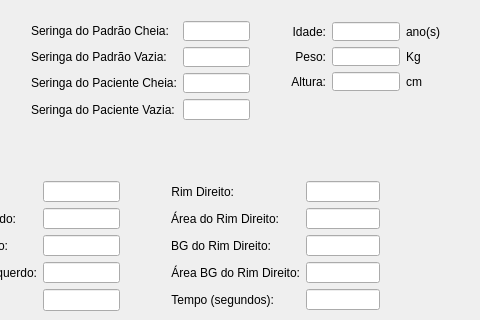
First picture: the form in dmsa/mainwindow.ui, repository sandrorb/dmsa, before the edit; both pictures show x 210 to 690 and y 0 to 320 of the 690 by 545 pixel window.
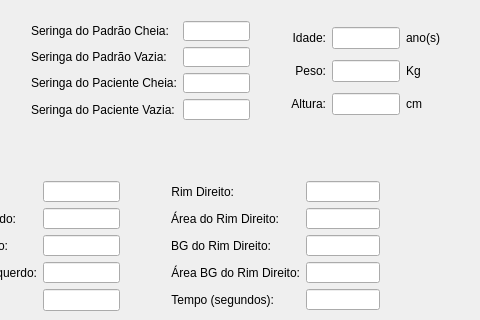
Second picture: the form after the edit.

The edit to the form file:
```diff
--- a/dmsa/mainwindow.ui
+++ b/dmsa/mainwindow.ui
@@ -421,7 +421,7 @@
      </item>
     </layout>
    </widget>
-   <widget class="QWidget" name="layoutWidget">
+   <widget class="QWidget" name="layoutWidgetRimDireito">
     <property name="geometry">
      <rect>
       <x>370</x>
@@ -501,16 +501,19 @@
      </item>
     </layout>
    </widget>
-   <widget class="QWidget" name="layoutWidget">
+   <widget class="QWidget" name="layoutWidgetPaciente">
     <property name="geometry">
      <rect>
       <x>490</x>
       <y>11</y>
       <width>171</width>
-      <height>91</height>
+      <height>121</height>
      </rect>
     </property>
-    <layout class="QGridLayout" name="gridLayout">
+    <layout class="QGridLayout" name="gridLayoutPaciente">
+     <property name="verticalSpacing">
+      <number>-1</number>
+     </property>
      <item row="0" column="0">
       <widget class="QLabel" name="label_20">
        <property name="text">
@@ -573,7 +576,7 @@
      </item>
     </layout>
    </widget>
-   <widget class="QWidget" name="layoutWidget">
+   <widget class="QWidget" name="layoutWidgetPadrao">
     <property name="geometry">
      <rect>
       <x>10</x>
@@ -649,7 +652,7 @@
      </item>
     </layout>
    </widget>
-   <widget class="QWidget" name="layoutWidget">
+   <widget class="QWidget" name="layoutWidgetSeringas">
     <property name="geometry">
      <rect>
       <x>230</x>
```
Left out of the diff: 68 changed lines with no effect on the pictures.
